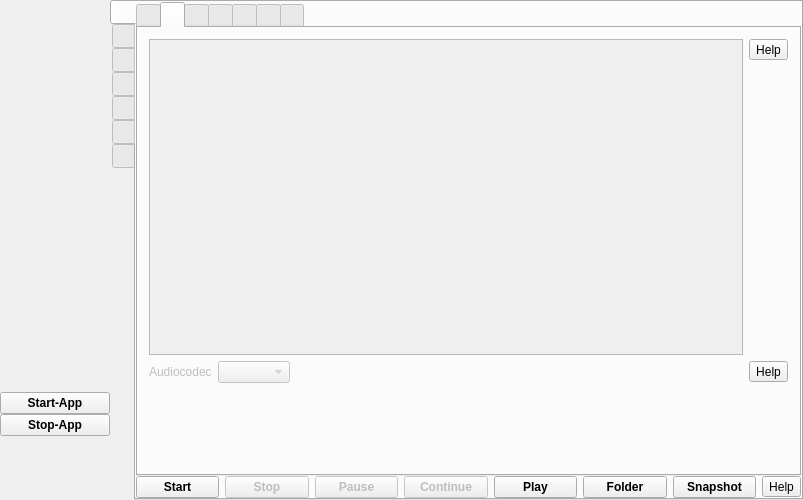
Above: src/formMainWindow.ui from vkohaupt/vokoscreenNG before the change. Below: the same form after it.
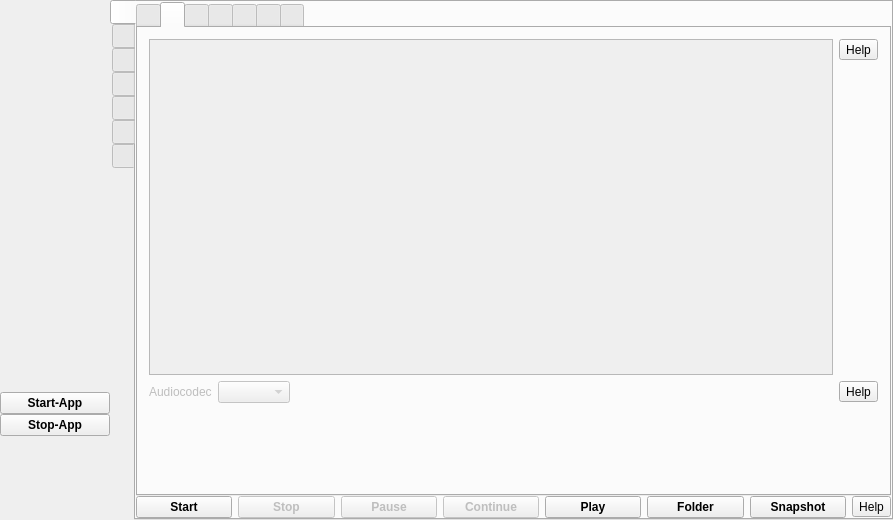
That is the form after the change. The open tabs and pages were chosen to show the change. Icons and pictures are not drawn.

What changed in the file:
```diff
--- a/src/formMainWindow.ui
+++ b/src/formMainWindow.ui
@@ -6,8 +6,8 @@
    <rect>
     <x>0</x>
     <y>0</y>
-    <width>803</width>
-    <height>500</height>
+    <width>893</width>
+    <height>520</height>
    </rect>
   </property>
   <property name="windowTitle">
@@ -1143,8 +1143,8 @@
                      <rect>
                       <x>0</x>
                       <y>0</y>
-                      <width>590</width>
-                      <height>263</height>
+                      <width>100</width>
+                      <height>30</height>
                      </rect>
                     </property>
                     <layout class="QVBoxLayout" name="verticalLayoutAudioDevices"/>
```
Left out of the diff: 6 changed lines with no effect on the pictures.
